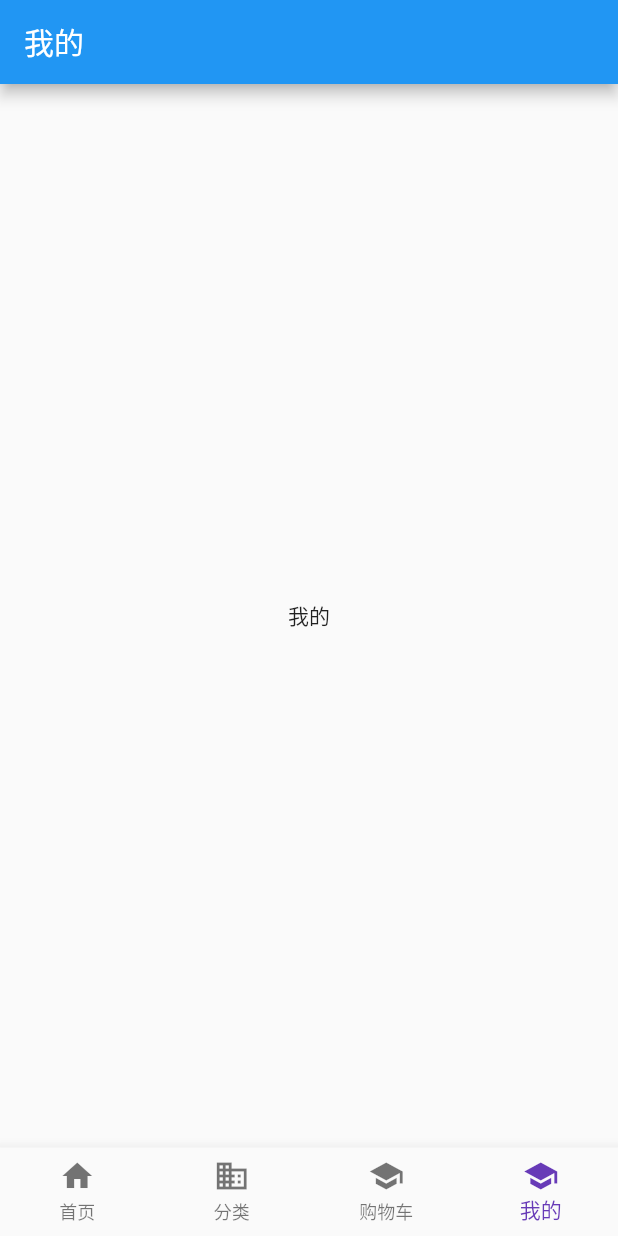
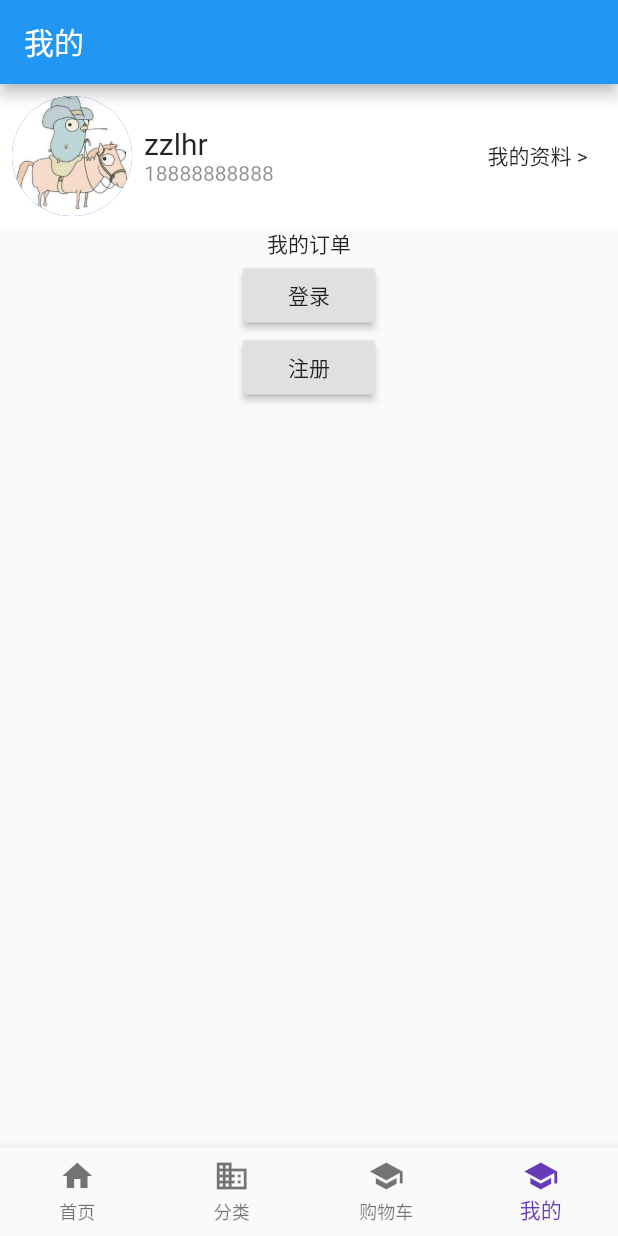
Before and after one commit to zzlhr/xshop_app, a Flutter app: the screen it shows after launch, item 4 of the bottom bar chosen, on a phone screen of 412 x 824 dp. Run offline on Flutter 3.47's test engine with Material 2 defaults, Android fonts, the phone set to English and light mode, and no system bars.

Commit message:
我的页面

```diff
--- a/lib/main.dart
+++ b/lib/main.dart
@@ -20,7 +20,6 @@ class MyApp extends StatelessWidget {
 
 class HomePage extends StatefulWidget {
   HomePage({Key key}) : super(key: key);
-
 
   @override
   HomePageState createState() => HomePageState();
--- a/lib/pages/My.dart
+++ b/lib/pages/My.dart
@@ -1,6 +1,8 @@
 import 'package:flutter/cupertino.dart';
 import 'package:flutter/material.dart';
 import 'package:xshop_app/component/XShopBottomNavigation.dart';
+import 'package:xshop_app/pages/Login.dart';
+import 'package:xshop_app/pages/Register.dart';
 
 class MyPage extends StatefulWidget {
   MyPage({Key key, this.title}) : super(key: key);
@@ -19,17 +21,78 @@ class MyPageState extends State<MyPage> {
       appBar: AppBar(
         title: Text("我的"),
       ),
-      body: Center(
-        child: Column(
-          mainAxisAlignment: MainAxisAlignment.center,
-          children: <Widget>[
-            Text(
-              '我的',
-            ),
-          ],
-        ),
+      body: Column(
+        children: <Widget>[
+          _my(),
+          _order(),
+          RaisedButton(
+            child: Text("登录"),
+            onPressed: () {
+              Navigator.push(
+                context,
+                new MaterialPageRoute(builder: (context) => new LoginPage()),
+              );
+            },
+          ),
+          RaisedButton(
+            child: Text("注册"),
+            onPressed: () {
+              Navigator.push(
+                context,
+                new MaterialPageRoute(builder: (context) => new RegisterPage()),
+              );
+            },
+          )
+        ],
       ),
       bottomNavigationBar: getBottomNavigation(3, context),
     );
   }
 }
+
+_order() {
+  return Container(
+    child: Column(
+      children: <Widget>[Text("我的订单")],
+    ),
+  );
+}
+
+_my() {
+  return Container(
+      color: Colors.white,
+      child: Padding(
+        padding: const EdgeInsets.all(8.0),
+        child: Row(
+          children: <Widget>[
+            CircleAvatar(
+                radius: 40,
+                backgroundImage:
+                    new AssetImage("images/head.jpeg") //可以在图片上添加文字等等
+                ),
+            Expanded(
+              flex: 3,
+              child: Padding(
+                padding: const EdgeInsets.all(8.0),
+                child: Column(
+                  crossAxisAlignment: CrossAxisAlignment.start,
+                  children: <Widget>[
+                    Text(
+                      "zzlhr",
+                      style: TextStyle(fontSize: 20),
+                    ),
+                    Text(
+                      "18888888888",
+                      style: TextStyle(color: Colors.black45),
+                    )
+                  ],
+                ),
+              ),
+            ),
+            Expanded(
+              child: Text("我的资料 >"),
+            )
+          ],
+        ),
+      ));
+}
--- a/pubspec.yaml
+++ b/pubspec.yaml
@@ -41,8 +41,8 @@ flutter:
   uses-material-design: true
 
   # To add assets to your application, add an assets section, like this:
-  # assets:
-  #  - images/a_dot_burr.jpeg
+  assets:
+    - images/head.jpeg
   #  - images/a_dot_ham.jpeg
 
   # An image asset can refer to one or more resolution-specific "variants", see
```
Also changed, not shown: lib/pages/Login.dart (+10 -2 lines), lib/pages/Register.dart (+10 -2 lines), images/head.jpeg (added).
